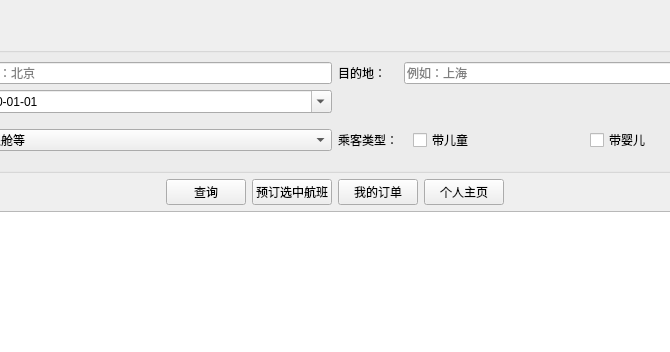
dormitory604/Ticketing-System-ver2.0, file client-app/search_window.ui: the form before one commit; both pictures show x 115 to 785 and y 0 to 352 of the 900 by 600 pixel window.
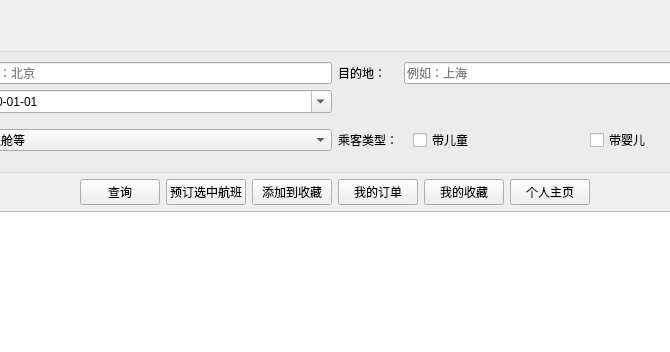
The form after the commit.

Commit message: 增加了我的收藏的功能

```diff
--- a/client-app/search_window.ui
+++ b/client-app/search_window.ui
@@ -177,6 +177,13 @@
         </property>
        </widget>
       </item>
+      <item>
+       <widget class="QPushButton" name="addToFavoritesButton">
+        <property name="text">
+         <string>添加到收藏</string>
+        </property>
+       </widget>
+      </item>
       <item>
        <widget class="QPushButton" name="myOrdersButton">
         <property name="text">
@@ -184,6 +191,13 @@
         </property>
        </widget>
       </item>
+      <item>
+       <widget class="QPushButton" name="myFavoritesButton">
+        <property name="text">
+         <string>我的收藏</string>
+        </property>
+       </widget>
+      </item>
       <item>
        <widget class="QPushButton" name="profileButton">
         <property name="text">
```
The commit also changes 676 other files.
